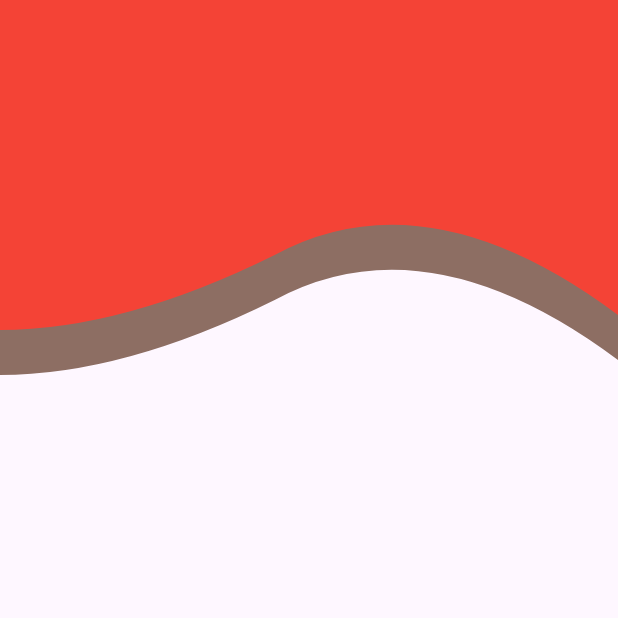
After one commit to Mayank-App/custompaint, a Flutter app: the CleeperPractice1 screen opened directly, on a phone screen of 412 x 824 dp, the top half of it. The commit adds this screen. Run offline on Flutter 3.47's test engine with Material 3 defaults, Android fonts, the phone set to English and light mode, and no system bars.

Commit message:
some assignment added

```diff
--- /dev/null
+++ b/lib/view/cleeper.dart
@@ -0,0 +1,86 @@
+import 'package:flutter/cupertino.dart';
+import 'package:flutter/material.dart';
+
+class CleeperPractice1 extends StatefulWidget{
+
+  @override
+
+  State<CleeperPractice1> createState() => _CleeperPractice1State();
+
+}
+
+class _CleeperPractice1State extends State<CleeperPractice1> {
+
+  @override
+
+  Widget build(BuildContext context) {
+
+    return Scaffold(
+      body: Container(
+        child: Stack(
+          children: [
+            ClipPath(
+              clipper: ClipperCustom(),
+              child: Container(
+                height: 250,
+                color: Colors.brown.shade400,
+              ),
+            ),
+            ClipPath(
+              clipper: ClipperCustom(),
+              child: Container(
+                height: 220,
+                color: Colors.red,
+              ),
+            )
+          ],
+        ),
+      ),
+    );
+  }
+}
+class ClipperCustom extends CustomClipper<Path>{
+  Path getClip(Size size) {
+    debugPrint(size.height.toString());
+    var path = Path();
+    path.lineTo(0, size.height);
+    var firstStart = Offset(size.width/5, size.height);
+    var firstEnd = Offset(size.width/2.25, size.height-50.0);
+    path.quadraticBezierTo(firstStart.dx, firstStart.dy, firstEnd.dx, firstEnd.dy);
+    var secondStart = Offset(size.width-(size.width/3.24), size.height-105);
+    var secondEnd = Offset(size.width, size.height-10);
+    path.quadraticBezierTo(secondStart.dx, secondStart.dy, secondEnd.dx, secondEnd.dy);
+    path.lineTo(size.width, 0);
+    return path;
+
+  }
+
+  @override
+  bool shouldReclip(covariant CustomClipper<Path> oldClipper) {
+    // TODO: implement shouldReclip
+    throw UnimplementedError();
+  }
+  // @override
+  // getClip(Size size) {
+  //   var path = Path();
+  //   path.lineTo(0.0, size.height);
+  //   var firstControlPoint = Offset(55, size.height / 1.4);
+  //   var firstEndPoint = Offset(size.width / 1.7, size.height / 1.3);
+  //   path.quadraticBezierTo(firstControlPoint.dx, firstControlPoint.dy,
+  //       firstEndPoint.dx, firstEndPoint.dy);
+  //   var secondControlPoint = Offset(size.width - (35), size.height - 95);
+  //   var secondEndPoint = Offset(size.width, size.height / 2.4);
+  //   path.quadraticBezierTo(secondControlPoint.dx, secondControlPoint.dy,
+  //       secondEndPoint.dx, secondEndPoint.dy);
+  //    path.lineTo(size.width, size.height - 40);
+  //    path.lineTo(size.width, 0.0);
+  //   path.close();
+  //   return path;
+  // }
+  // @override
+  // bool shouldReclip(covariant CustomClipper<Path> oldClipper) {
+  //   // TODO: implement shouldReclip
+  //   throw UnimplementedError();
+  // }
+
+}
```
Also changed, not shown: lib/view/customPaintPractice1.dart (+7 -3 lines), lib/view/customPaintPractice2.dart (added, +75 -0 lines), lib/view/customPaintPractices3.dart (added, +52 -0 lines).
